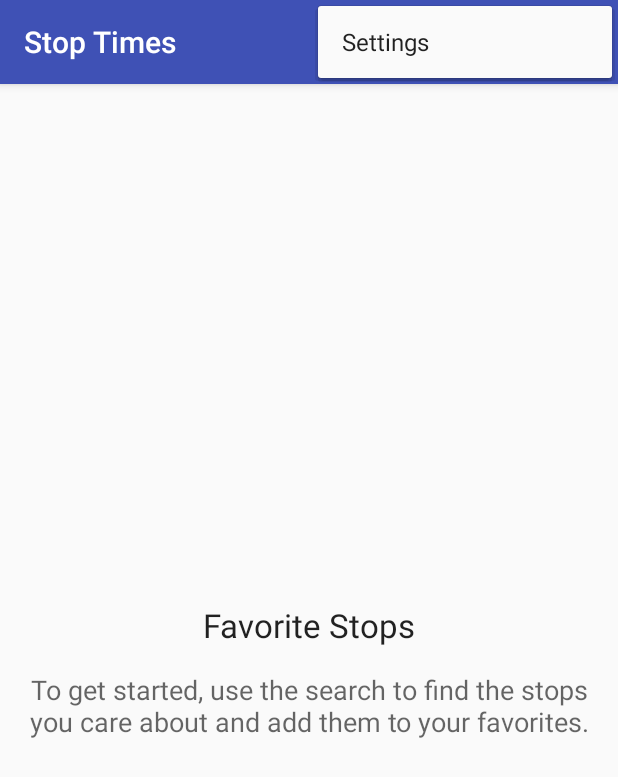
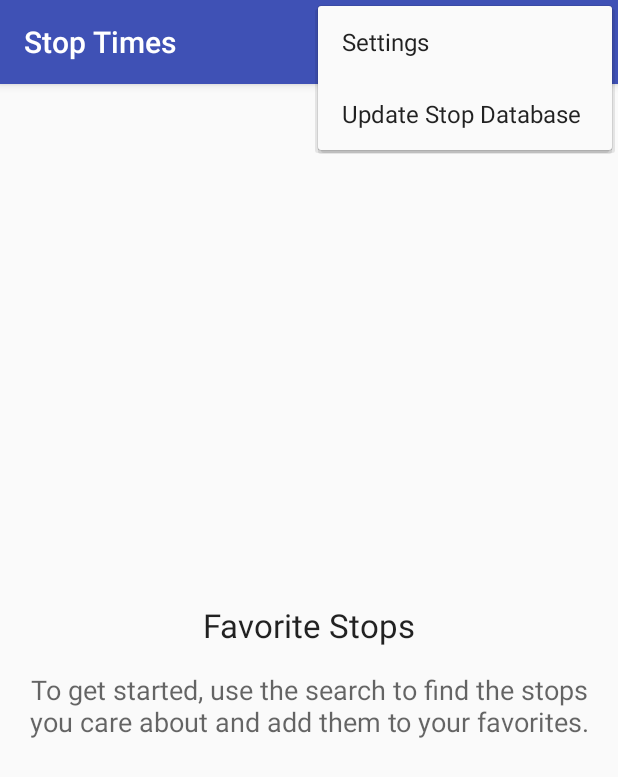
Before and after one commit to sjakthol/digitransit-stoptimes-android, an Android app: the screen it shows after launch (StopListActivity), with the options menu open, on a phone screen of 412 x 824 dp. Shown: the top 777 px of the screen. Run offline under Robolectric (Android 15) with nearby library versions, the phone set to English and light mode, and no system bars; our stand-ins replace Volley; libraries missing offline, so code that uses them is left out: io.nlopez.smartlocation; 1 statement that could not run was skipped.

Commit message:
Integrate new database update process to the app

```diff
--- a/app/src/main/java/io/github/sjakthol/stoptimes/activity/BaseActivity.java
+++ b/app/src/main/java/io/github/sjakthol/stoptimes/activity/BaseActivity.java
@@ -1,7 +1,6 @@
 package io.github.sjakthol.stoptimes.activity;
 
 import android.content.Intent;
-import android.os.Bundle;
 import android.support.annotation.IdRes;
 import android.support.annotation.NonNull;
 import android.support.annotation.Nullable;
@@ -12,6 +11,7 @@ import android.view.Menu;
 import android.view.MenuItem;
 import io.github.sjakthol.stoptimes.R;
 import io.github.sjakthol.stoptimes.activity.settings.SettingsActivity;
+import io.github.sjakthol.stoptimes.activity.update.StopDatabaseUpdateActivity;
 import io.github.sjakthol.stoptimes.utils.Helpers;
 import io.github.sjakthol.stoptimes.utils.Logger;
 
@@ -60,6 +60,9 @@ public class BaseActivity extends AppCompatActivity {
         switch (item.getItemId()) {
             case R.id.action_settings:
                 startActivity(new Intent(this, SettingsActivity.class));
+                return true;
+            case R.id.action_update:
+                startActivity(new Intent(this, StopDatabaseUpdateActivity.class));
                 return true;
             default:
                 return super.onOptionsItemSelected(item);
--- a/app/src/main/java/io/github/sjakthol/stoptimes/activity/stoplist/StopListActivity.java
+++ b/app/src/main/java/io/github/sjakthol/stoptimes/activity/stoplist/StopListActivity.java
@@ -11,6 +11,7 @@ import io.github.sjakthol.stoptimes.activity.departures.DepartureListActivity;
 import io.github.sjakthol.stoptimes.activity.generic.LoadingFragment;
 import io.github.sjakthol.stoptimes.activity.generic.NoConnectionFragment;
 import io.github.sjakthol.stoptimes.activity.generic.UnexpectedErrorFragment;
+import io.github.sjakthol.stoptimes.activity.update.StopDatabaseUpdateActivity;
 import io.github.sjakthol.stoptimes.db.StopListDatabaseHelper;
 import io.github.sjakthol.stoptimes.db.task.GetFavoriteStopsTask;
 import io.github.sjakthol.stoptimes.db.task.QueryStopsTask;
@@ -83,7 +84,6 @@ public class StopListActivity
     @Override
     protected void onCreate(Bundle savedInstanceState) {
         super.onCreate(savedInstanceState);
-
         Logger.d(TAG, "Creating new StopListActivity");
 
         setContentView(R.layout.activity_stop_list);
@@ -142,6 +142,12 @@ public class StopListActivity
     protected void onResume() {
         super.onResume();
         Logger.d(TAG, "onResume()");
+
+        if (shouldDownloadDatabase()) {
+            Logger.i(TAG, "Downloading stop database");
+            startActivity(new Intent(this, StopDatabaseUpdateActivity.class));
+            return;
+        }
 
         mIsStopped = false;
 
@@ -331,4 +337,14 @@ public class StopListActivity
             );
         }
     }
+
+    private boolean shouldDownloadDatabase() {
+        String key = getResources().getString(R.string.stopdb_last_update);
+        long lastUpdate = PreferenceManager
+            .getDefaultSharedPreferences(this)
+            .getLong(key, -1);
+
+        // Update if update has not been performed
+        return lastUpdate == -1;
+    }
 }
--- a/app/src/main/java/io/github/sjakthol/stoptimes/activity/update/StopDatabaseUpdateActivity.java
+++ b/app/src/main/java/io/github/sjakthol/stoptimes/activity/update/StopDatabaseUpdateActivity.java
@@ -1,6 +1,9 @@
 package io.github.sjakthol.stoptimes.activity.update;
 
+import android.content.SharedPreferences;
+import android.preference.PreferenceManager;
 import android.support.annotation.IdRes;
+import android.support.v7.app.AlertDialog;
 import android.support.v7.app.AppCompatActivity;
 import android.os.Bundle;
 import io.github.sjakthol.stoptimes.R;
@@ -31,7 +34,6 @@ public class StopDatabaseUpdateActivity extends BaseActivity implements NoConnec
         setContentView(R.layout.activity_stop_database_update);
 
         startUpdate();
-
     }
 
     private void showLoadingIndicator() {
@@ -51,6 +53,7 @@ public class StopDatabaseUpdateActivity extends BaseActivity implements NoConnec
 
                 if (res.isSuccess()) {
                     Logger.i(TAG, "Update finished succesfully");
+                    setDbUpdateTimestamp();
                     finish();
                 } else {
                     Throwable err = res.getError();
@@ -66,6 +69,14 @@ public class StopDatabaseUpdateActivity extends BaseActivity implements NoConnec
         }.execute();
     }
 
+    private void setDbUpdateTimestamp() {
+        String key = getString(R.string.stopdb_last_update);
+        SharedPreferences prefs = PreferenceManager.getDefaultSharedPreferences(this);
+        SharedPreferences.Editor editor = prefs.edit();
+        editor.putLong(key, System.currentTimeMillis());
+        editor.apply();
+    }
+
     @Override
     public void onConnectionAvailable() {
         Logger.i(TAG, "Got network; updating");
--- a/app/src/main/res/menu/menu_main.xml
+++ b/app/src/main/res/menu/menu_main.xml
@@ -4,6 +4,8 @@
       tools:context=".activity.stoplist.StopListActivity">
     <item android:id="@+id/action_settings"
           android:title="@string/action_settings"
-          android:orderInCategory="100"
+          app:showAsAction="never"/>
+    <item android:id="@+id/action_update"
+          android:title="@string/action_update"
           app:showAsAction="never"/>
 </menu>
--- a/app/src/main/res/values/strings.xml
+++ b/app/src/main/res/values/strings.xml
@@ -73,6 +73,8 @@
         moments.
     </string>
     <string name="stop_location_kauniainen">Kauniainen</string>
-    <string name="db_update_loading_message">Updating Stop Database...</string>
+    <string name="db_update_loading_message">Updating Stop Database…</string>
     <string name="action_update">Update Stop Database</string>
+    <string name="stopdb_last_update">stopdb_last_update_timestamp</string>
+    <string name="settings">Settings</string>
 </resources>
```
Also changed, not shown: app/src/main/AndroidManifest.xml (+5 -2 lines), app/src/main/java/io/github/sjakthol/stoptimes/activity/settings/SettingsActivity.java (+10 -4 lines), app/src/main/res/layout/activity_settings.xml (added, +19 -0 lines).
